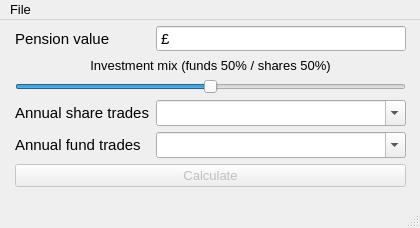
This is gui/main_gui.ui in RolandWH/SIPPCompare as Qt 5 draws it before an edit. The edited form follows.
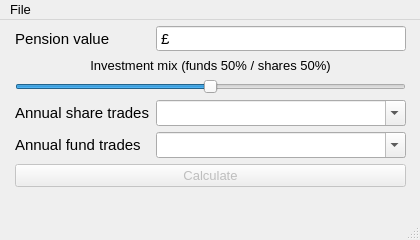
This is the edited form.

Patch:
```diff
--- a/gui/main_gui.ui
+++ b/gui/main_gui.ui
@@ -7,19 +7,19 @@
     <x>0</x>
     <y>0</y>
     <width>420</width>
-    <height>228</height>
+    <height>240</height>
    </rect>
   </property>
   <property name="minimumSize">
    <size>
     <width>420</width>
-    <height>228</height>
+    <height>240</height>
    </size>
   </property>
   <property name="maximumSize">
    <size>
     <width>420</width>
-    <height>228</height>
+    <height>240</height>
    </size>
   </property>
   <property name="windowTitle">
@@ -35,7 +35,7 @@
       <x>10</x>
       <y>0</y>
       <width>401</width>
-      <height>176</height>
+      <height>184</height>
      </rect>
     </property>
     <layout class="QFormLayout" name="formLayout">
```
